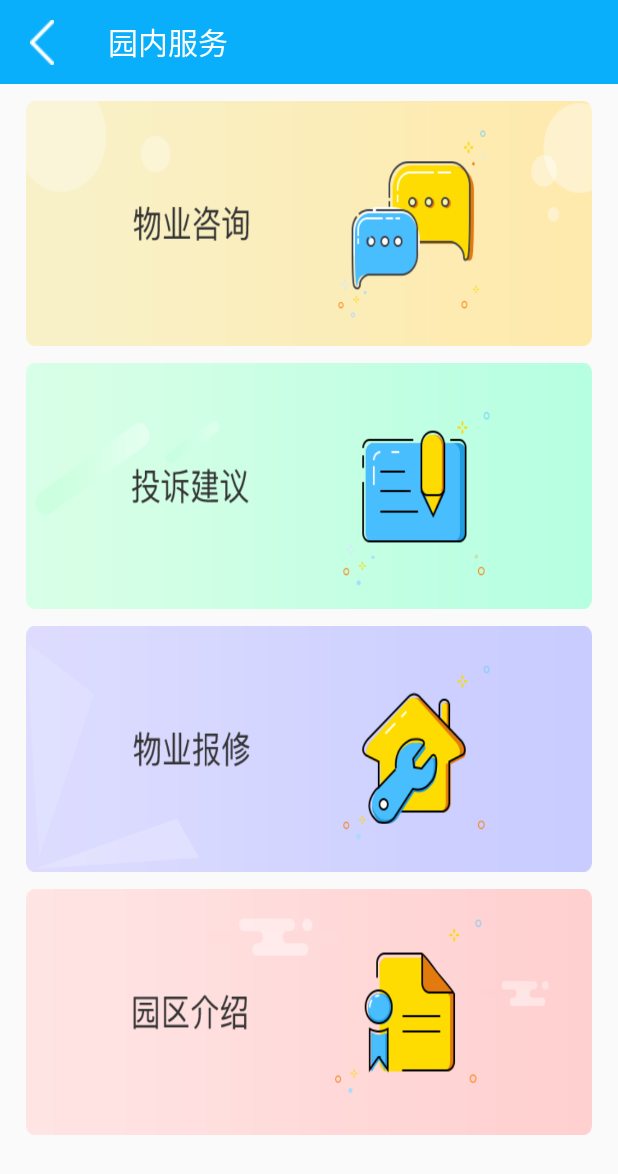
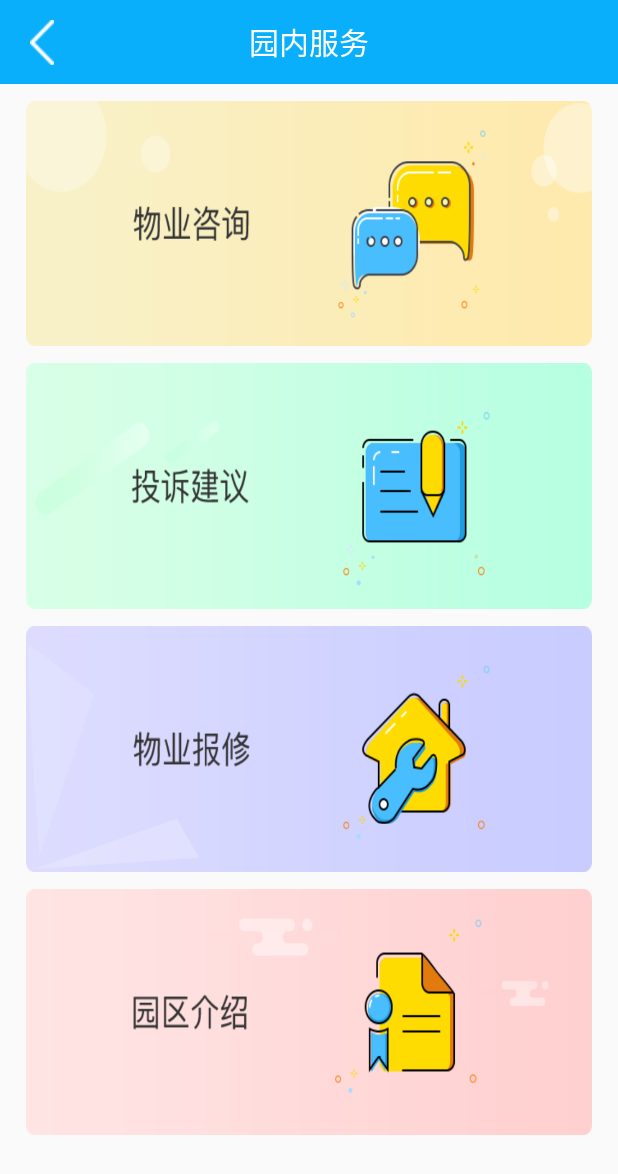
Before and after one commit to maxixi13/yuanqu, an Android app: the Parkservice_yuannei screen opened directly, with no data from a screen before it, on a phone screen of 412 x 824 dp. Shown: the top 1174 px of the screen. Run offline under Robolectric (Android 15) with nearby library versions, the phone set to English and light mode, and no system bars.

```diff
--- a/app/src/main/AndroidManifest.xml
+++ b/app/src/main/AndroidManifest.xml
@@ -22,7 +22,8 @@
                 <category android:name="android.intent.category.LAUNCHER" />
             </intent-filter>
         </activity>
-        <activity android:name=".Parkservice_yuannei"></activity>
+        <activity android:name=".perkservice.Parkservice_yuannei" />
+        <activity android:name=".cloud.cloud_zuling"></activity>
     </application>
 
 </manifest>
--- a/app/src/main/java/com/example/maxixi/yuanqu/fragment/Fragmentpark.java
+++ b/app/src/main/java/com/example/maxixi/yuanqu/fragment/Fragmentpark.java
@@ -8,7 +8,7 @@ import android.view.View;
 import android.view.ViewGroup;
 import android.widget.ImageButton;
 
-import com.example.maxixi.yuanqu.Parkservice_yuannei;
+import com.example.maxixi.yuanqu.perkservice.Parkservice_yuannei;
 import com.example.maxixi.yuanqu.R;
 
 public class Fragmentpark extends Fragment{
--- a/app/src/main/java/com/example/maxixi/yuanqu/Parkservice_yuannei.java
+++ b/app/src/main/java/com/example/maxixi/yuanqu/perkservice/Parkservice_yuannei.java
@@ -1,4 +1,4 @@
-package com.example.maxixi.yuanqu;
+package com.example.maxixi.yuanqu.perkservice;
 
 
 import android.support.v7.app.AppCompatActivity;
@@ -6,6 +6,8 @@ import android.os.Bundle;
 
 import android.view.View;
 import android.widget.Toolbar;
+
+import com.example.maxixi.yuanqu.R;
 
 public class Parkservice_yuannei extends AppCompatActivity {
 
--- a/app/src/main/res/layout/bctivity_parkservice_yuannei.xml
+++ b/app/src/main/res/layout/bctivity_parkservice_yuannei.xml
@@ -3,16 +3,24 @@
     xmlns:tools="http://schemas.android.com/tools"
     android:layout_width="match_parent"
     android:layout_height="match_parent"
-    tools:context=".Parkservice_yuannei">
+    tools:context=".perkservice.Parkservice_yuannei">
 
     <Toolbar
         android:id="@+id/toolbar_park_yuanei"
         android:layout_width="match_parent"
         android:layout_height="?android:actionBarSize"
         android:background="?attr/colorPrimary"
-        android:title="@string/title_park"
+        android:title=""
         android:titleTextColor="@android:color/white"
         android:navigationIcon="@drawable/back_button">
+
+        <TextView
+            android:layout_width="wrap_content"
+            android:layout_height="wrap_content"
+            android:layout_gravity="center"
+            android:text="@string/title_park"
+            android:textColor="@android:color/white"
+            android:textSize="20sp"/>
     </Toolbar>
 
 
--- a/app/src/main/res/layout/cctivity_cloud.xml
+++ b/app/src/main/res/layout/cctivity_cloud.xml
@@ -33,6 +33,7 @@
                 android:background="@drawable/cloud_jinrong" />
 
             <ImageButton
+                android:id="@+id/cloud_zuling"
                 android:layout_width="match_parent"
                 android:layout_height="135dp"
                 android:layout_marginLeft="17dp"
--- a/app/src/main/res/values/strings.xml
+++ b/app/src/main/res/values/strings.xml
@@ -16,4 +16,5 @@
     <string name="personal_title_4">管理我的外卖地址</string>
     <string name="personal_title_5">成为企业用户</string>
     <string name="personal_tuichu">退出登陆</string>
+    <string name="zuling">办公租赁</string>
 </resources>
```
Also changed, not shown: app/src/main/java/com/example/maxixi/yuanqu/cloud/cloud_zuling.java (added, +25 -0 lines), app/src/main/java/com/example/maxixi/yuanqu/fragment/Fragmentcloud.java (+14 -0 lines), app/src/main/res/layout/cctivity_cloud_zuling.xml (added, +52 -0 lines), app/src/main/res/drawable/cloud_zuling_kuaizu.png (added), app/src/main/res/drawable/cloud_zuling_mizu.png (added).
